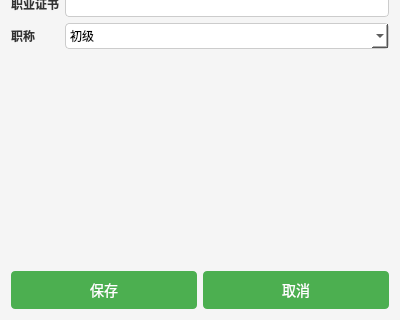
First picture: the form in doctoreditview.ui, repository zhuguotiao/Lab, before the edit; both pictures show x 0 to 400 and y 180 to 500 of the 400 by 500 pixel window.
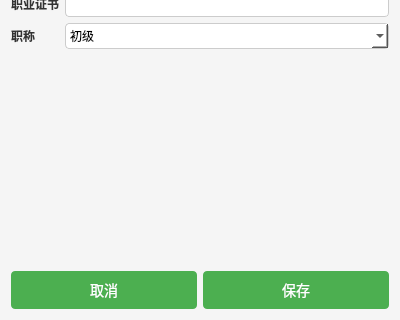
Second picture: the form after the edit. Icons and pictures are not drawn.

```diff
--- a/doctoreditview.ui
+++ b/doctoreditview.ui
@@ -186,18 +186,26 @@
    </item>
    <item>
     <layout class="QHBoxLayout" name="buttonLayout">
-     <item>
-      <widget class="QPushButton" name="btSave">
-       <property name="text">
-        <string>保存</string>
-       </property>
-      </widget>
-     </item>
      <item>
       <widget class="QPushButton" name="btCancel">
        <property name="text">
         <string>取消</string>
        </property>
+       <property name="icon">
+        <iconset resource="lab4.qrc">
+         <normaloff>:/img/cancel.png</normaloff>:/img/cancel.png</iconset>
+       </property>
+      </widget>
+     </item>
+     <item>
+      <widget class="QPushButton" name="btSave">
+       <property name="text">
+        <string>保存</string>
+       </property>
+       <property name="icon">
+        <iconset resource="lab4.qrc">
+         <normaloff>:/img/save.png</normaloff>:/img/save.png</iconset>
+       </property>
       </widget>
      </item>
     </layout>
```
Left out of the diff: 6 changed lines with no effect on the pictures.
